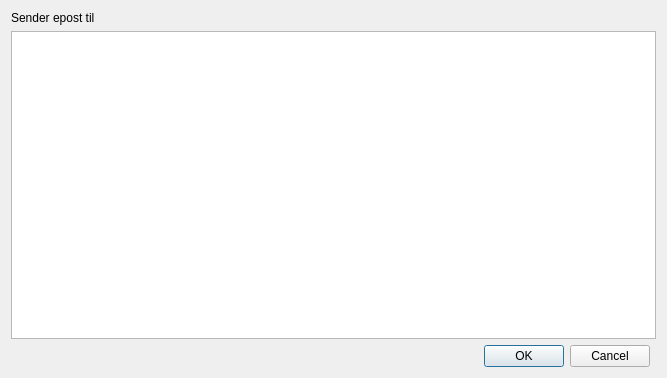
This is finfaktura/ui/sendepost.ui in kkoksvik/finfaktura as Qt 5 draws it before an edit. The edited form follows.
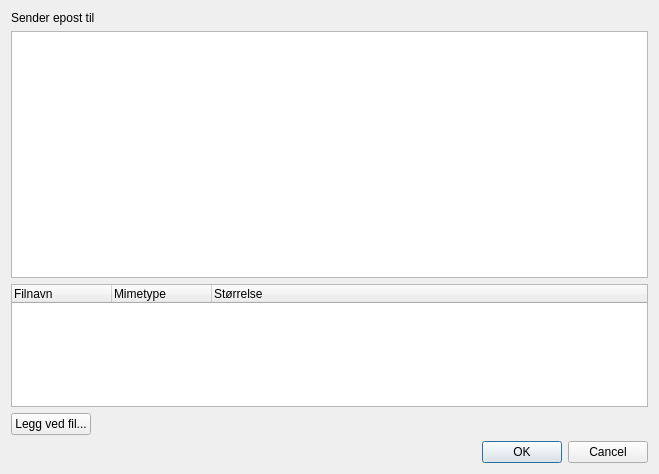
This is the edited form.

Commit message: mer jobbing på bug#24 -- gui tar form

Patch:
```diff
--- a/finfaktura/ui/sendepost.ui
+++ b/finfaktura/ui/sendepost.ui
@@ -1,12 +1,12 @@
 <ui version="4.0" >
  <class>sendEpost</class>
- <widget class="QDialog" name="sendEpost" >
-  <property name="geometry" >
+ <widget class="QDialog" name="sendEpost">
+  <property name="geometry">
    <rect>
     <x>0</x>
     <y>0</y>
-    <width>667</width>
-    <height>378</height>
+    <width>659</width>
+    <height>474</height>
    </rect>
   </property>
   <property name="windowTitle" >
@@ -15,41 +15,127 @@
   <property name="modal" >
    <bool>true</bool>
   </property>
-  <layout class="QGridLayout" name="gridLayout_2" >
-   <item row="0" column="0" >
-    <layout class="QGridLayout" name="gridLayout" >
-     <item row="0" column="0" colspan="2" >
-      <widget class="QLabel" name="tittel" >
-       <property name="text" >
-        <string>Sender epost til</string>
-       </property>
-       <property name="textFormat" >
-        <enum>Qt::RichText</enum>
-       </property>
-       <property name="wordWrap" >
-        <bool>false</bool>
-       </property>
-      </widget>
-     </item>
-     <item row="1" column="0" colspan="2" >
-      <widget class="QPlainTextEdit" name="tekst" >
-       <property name="tabChangesFocus" >
-        <bool>true</bool>
-       </property>
-      </widget>
-     </item>
-     <item row="2" column="0" >
-      <widget class="QDialogButtonBox" name="buttonBox" >
-       <property name="standardButtons" >
-        <set>QDialogButtonBox::Cancel|QDialogButtonBox::Ok</set>
-       </property>
-      </widget>
-     </item>
-    </layout>
+  <layout class="QGridLayout" name="gridLayout">
+   <item row="0" column="0" colspan="2">
+    <widget class="QLabel" name="tittel">
+     <property name="text">
+      <string>Sender epost til</string>
+     </property>
+     <property name="textFormat">
+      <enum>Qt::RichText</enum>
+     </property>
+     <property name="wordWrap">
+      <bool>false</bool>
+     </property>
+    </widget>
+   </item>
+   <item row="1" column="0" colspan="2">
+    <widget class="QPlainTextEdit" name="tekst">
+     <property name="sizePolicy">
+      <sizepolicy hsizetype="Expanding" vsizetype="Expanding">
+       <horstretch>0</horstretch>
+       <verstretch>2</verstretch>
+      </sizepolicy>
+     </property>
+     <property name="tabChangesFocus">
+      <bool>true</bool>
+     </property>
+    </widget>
+   </item>
+   <item row="2" column="0" colspan="2">
+    <widget class="QTreeWidget" name="vedlegg">
+     <property name="sizePolicy">
+      <sizepolicy hsizetype="Expanding" vsizetype="Expanding">
+       <horstretch>0</horstretch>
+       <verstretch>1</verstretch>
+      </sizepolicy>
+     </property>
+     <property name="horizontalScrollBarPolicy">
+      <enum>Qt::ScrollBarAlwaysOff</enum>
+     </property>
+     <property name="showDropIndicator" stdset="0">
+      <bool>false</bool>
+     </property>
+     <property name="alternatingRowColors">
+      <bool>true</bool>
+     </property>
+     <property name="uniformRowHeights">
+      <bool>true</bool>
+     </property>
+     <property name="itemsExpandable">
+      <bool>false</bool>
+     </property>
+     <property name="animated">
+      <bool>true</bool>
+     </property>
+     <property name="allColumnsShowFocus">
+      <bool>true</bool>
+     </property>
+     <property name="expandsOnDoubleClick">
+      <bool>false</bool>
+     </property>
+     <attribute name="headerCascadingSectionResizes">
+      <bool>true</bool>
+     </attribute>
+     <attribute name="headerCascadingSectionResizes">
+      <bool>true</bool>
+     </attribute>
+     <column>
+      <property name="text">
+       <string>Filnavn</string>
+      </property>
+      <property name="toolTip">
+       <string>Fullt navn</string>
+      </property>
+     </column>
+     <column>
+      <property name="text">
+       <string>Mimetype</string>
+      </property>
+      <property name="toolTip">
+       <string>Hvilken mimetype ('Content type') fila har</string>
+      </property>
+     </column>
+     <column>
+      <property name="text">
+       <string>Størrelse</string>
+      </property>
+      <property name="toolTip">
+       <string>Filas størrelse</string>
+      </property>
+     </column>
+    </widget>
+   </item>
+   <item row="3" column="0">
+    <widget class="QPushButton" name="leggVedFil">
+     <property name="text">
+      <string>Legg ved fil...</string>
+     </property>
+    </widget>
+   </item>
+   <item row="3" column="1">
+    <spacer name="horizontalSpacer">
+     <property name="orientation">
+      <enum>Qt::Horizontal</enum>
+     </property>
+     <property name="sizeHint" stdset="0">
+      <size>
+       <width>530</width>
+       <height>22</height>
+      </size>
+     </property>
+    </spacer>
+   </item>
+   <item row="4" column="0" colspan="2">
+    <widget class="QDialogButtonBox" name="buttonBox">
+     <property name="standardButtons">
+      <set>QDialogButtonBox::Cancel|QDialogButtonBox::Ok</set>
+     </property>
+    </widget>
    </item>
   </layout>
  </widget>
- <layoutdefault spacing="6" margin="11" />
+ <layoutdefault spacing="6" margin="11"/>
  <pixmapfunction>qPixmapFromMimeSource</pixmapfunction>
  <resources/>
  <connections>
```
Left out of the diff: 15 changed lines with no effect on the pictures. The commit also changes 1 other file.
